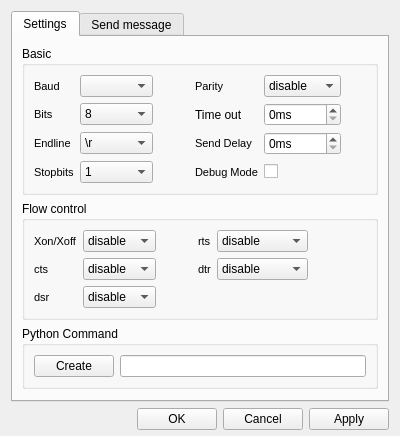
Old version of the form SerialIO/dialogSerialIO.ui in the repository itom-project/plugins.
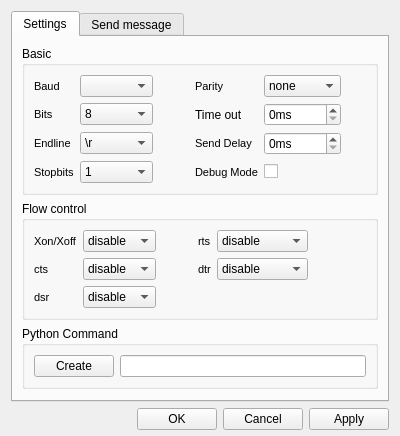
New version of the form.

Commit message: improved parity handling

Diff of the .ui file:
```diff
--- a/SerialIO/dialogSerialIO.ui
+++ b/SerialIO/dialogSerialIO.ui
@@ -110,7 +110,7 @@
             </property>
             <item>
              <property name="text">
-              <string>disable</string>
+              <string>none</string>
              </property>
             </item>
             <item>
```
Left out of the diff: 17 changed lines with no effect on the pictures. The commit also changes 2 other files.
